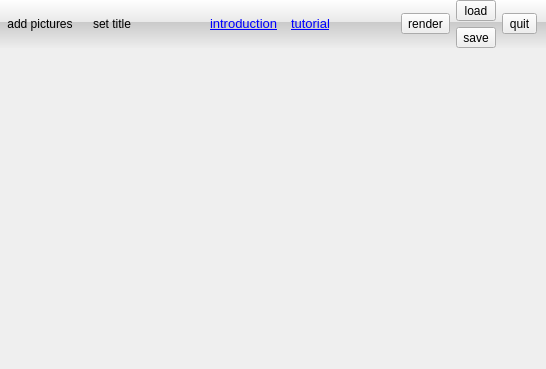
Above: FotoWall.ui from enricoros/fotowall before the change. Below: the same form after it.
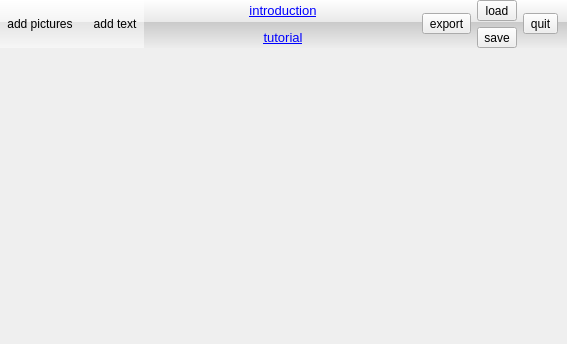
That is the form after the change. Icons and pictures are not drawn.

```diff
--- a/FotoWall.ui
+++ b/FotoWall.ui
@@ -6,8 +6,8 @@
    <rect>
     <x>0</x>
     <y>0</y>
-    <width>546</width>
-    <height>369</height>
+    <width>567</width>
+    <height>344</height>
    </rect>
   </property>
   <property name="windowTitle">
@@ -34,13 +34,83 @@
       <property name="topMargin">
        <number>0</number>
       </property>
-      <property name="rightMargin">
-       <number>9</number>
-      </property>
       <property name="bottomMargin">
        <number>0</number>
       </property>
       <item>
+       <widget class="QWidget" name="objContainer" native="true">
+        <property name="palette">
+         <palette>
+          <active>
+           <colorrole role="Base">
+            <brush brushstyle="SolidPattern">
+             <color alpha="255">
+              <red>255</red>
+              <green>255</green>
+              <blue>255</blue>
+             </color>
+            </brush>
+           </colorrole>
+           <colorrole role="Window">
+            <brush brushstyle="SolidPattern">
+             <color alpha="128">
+              <red>255</red>
+              <green>255</green>
+              <blue>255</blue>
+             </color>
+            </brush>
+           </colorrole>
+          </active>
+          <inactive>
+           <colorrole role="Base">
+            <brush brushstyle="SolidPattern">
+             <color alpha="255">
+              <red>255</red>
+              <green>255</green>
+              <blue>255</blue>
+             </color>
+            </brush>
+           </colorrole>
+           <colorrole role="Window">
+            <brush brushstyle="SolidPattern">
+             <color alpha="128">
+              <red>255</red>
+              <green>255</green>
+              <blue>255</blue>
+             </color>
+            </brush>
+           </colorrole>
+          </inactive>
+          <disabled>
+           <colorrole role="Base">
+            <brush brushstyle="SolidPattern">
+             <color alpha="128">
+              <red>255</red>
+              <green>255</green>
+              <blue>255</blue>
+             </color>
+            </brush>
+           </colorrole>
+           <colorrole role="Window">
+            <brush brushstyle="SolidPattern">
+             <color alpha="128">
+              <red>255</red>
+              <green>255</green>
+              <blue>255</blue>
+             </color>
+            </brush>
+           </colorrole>
+          </disabled>
+         </palette>
+        </property>
+        <property name="autoFillBackground">
+         <bool>true</bool>
+        </property>
+        <layout class="QHBoxLayout" name="horizontalLayout_2">
+         <property name="margin">
+          <number>0</number>
+         </property>
+         <item>
        <widget class="QToolButton" name="addPictures">
         <property name="text">
          <string>add pictures</string>
@@ -66,7 +136,7 @@
       <item>
        <widget class="QToolButton" name="addText">
         <property name="text">
-         <string>set title</string>
+            <string>add text</string>
         </property>
         <property name="icon">
          <iconset resource="fotowall.qrc">
@@ -84,6 +154,9 @@
         <property name="autoRaise">
          <bool>true</bool>
         </property>
+          </widget>
+         </item>
+        </layout>
        </widget>
       </item>
       <item>
@@ -100,13 +173,18 @@
        </spacer>
       </item>
       <item>
+       <layout class="QVBoxLayout" name="verticalLayout_3">
+        <item>
        <widget class="QLabel" name="helpLabel">
         <property name="text">
          <string>&lt;!DOCTYPE HTML PUBLIC &quot;-//W3C//DTD HTML 4.0//EN&quot; &quot;http://www.w3.org/TR/REC-html40/strict.dtd&quot;&gt;
 &lt;html&gt;&lt;head&gt;&lt;meta name=&quot;qrichtext&quot; content=&quot;1&quot; /&gt;&lt;style type=&quot;text/css&quot;&gt;
 p, li { white-space: pre-wrap; }
 &lt;/style&gt;&lt;/head&gt;&lt;body style=&quot; font-family:'Sans Serif'; font-size:10pt; font-weight:400; font-style:normal;&quot;&gt;
-&lt;p style=&quot; margin-top:0px; margin-bottom:0px; margin-left:0px; margin-right:0px; -qt-block-indent:0; text-indent:0px;&quot;&gt;&lt;a href=&quot;help&quot;&gt;&lt;span style=&quot; text-decoration: underline; color:#0000ff;&quot;&gt;introduction&lt;/span&gt;&lt;/a&gt;  &lt;/p&gt;&lt;/body&gt;&lt;/html&gt;</string>
+&lt;p style=&quot; margin-top:0px; margin-bottom:0px; margin-left:0px; margin-right:0px; -qt-block-indent:0; text-indent:0px;&quot;&gt;&lt;a href=&quot;help&quot;&gt;&lt;span style=&quot; text-decoration: underline; color:#0000ff;&quot;&gt;introduction&lt;/span&gt;&lt;/a&gt;&lt;/p&gt;&lt;/body&gt;&lt;/html&gt;</string>
+          </property>
+          <property name="alignment">
+           <set>Qt::AlignCenter</set>
         </property>
        </widget>
       </item>
@@ -119,7 +197,12 @@
 &lt;/style&gt;&lt;/head&gt;&lt;body style=&quot; font-family:'Sans Serif'; font-size:10pt; font-weight:400; font-style:normal;&quot;&gt;
 &lt;p style=&quot; margin-top:0px; margin-bottom:0px; margin-left:0px; margin-right:0px; -qt-block-indent:0; text-indent:0px;&quot;&gt;&lt;a href=&quot;help&quot;&gt;&lt;span style=&quot; text-decoration: underline; color:#0000ff;&quot;&gt;tutorial&lt;/span&gt;&lt;/a&gt;&lt;/p&gt;&lt;/body&gt;&lt;/html&gt;</string>
         </property>
-       </widget>
+          <property name="alignment">
+           <set>Qt::AlignCenter</set>
+          </property>
+         </widget>
+        </item>
+       </layout>
       </item>
       <item>
        <spacer name="spacer2">
@@ -137,7 +220,7 @@
       <item>
        <widget class="QToolButton" name="exportButton">
         <property name="text">
-         <string>render</string>
+         <string>export</string>
         </property>
         <property name="icon">
          <iconset resource="fotowall.qrc">
```
Left out of the diff: 4 changed lines with no effect on the pictures. Lines whose indentation alone changed are shown as unchanged.
